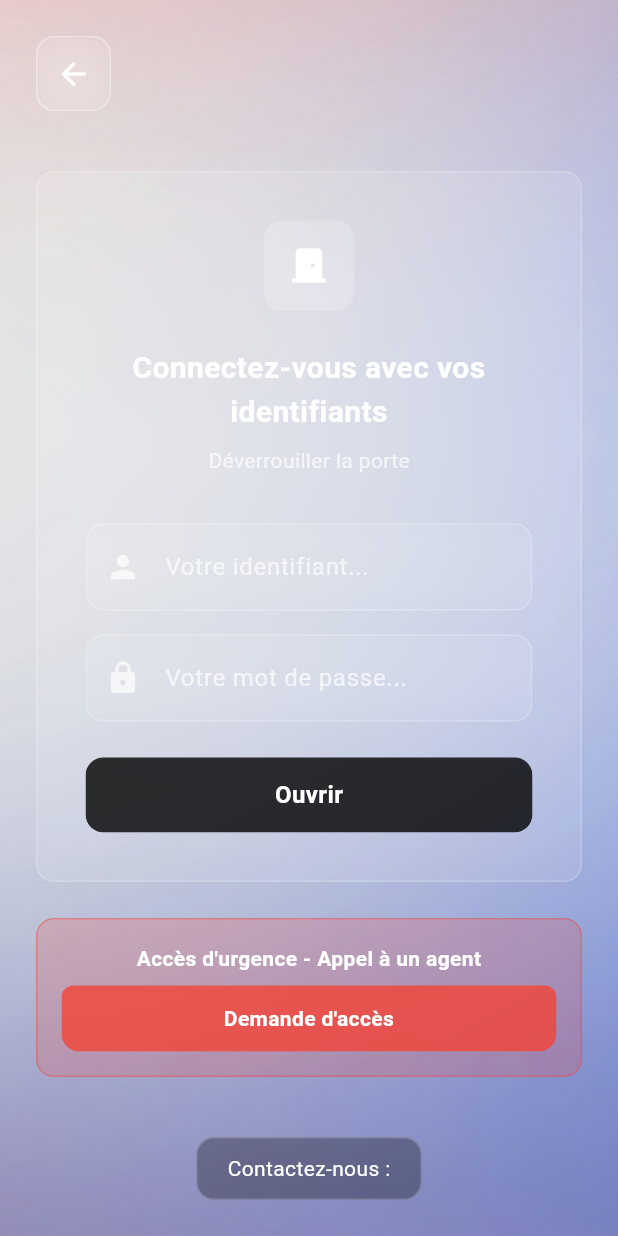
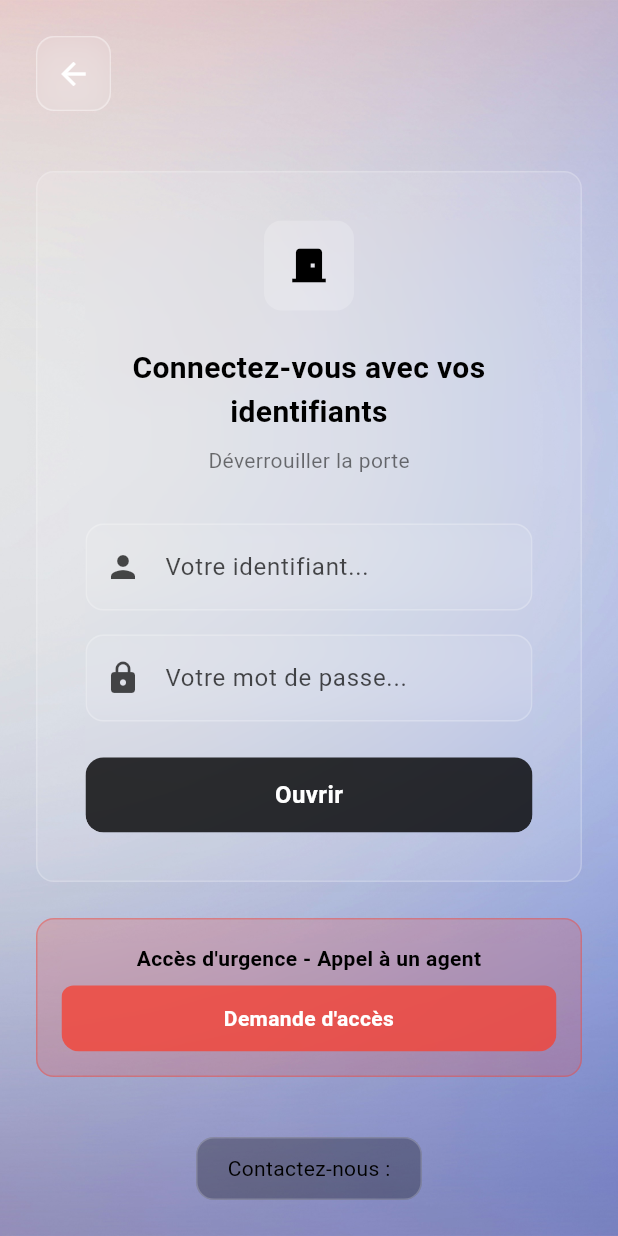
Before and after one commit to Leo-RD/nsc1_mobileapp, a Flutter app: the screen it shows after launch, after a tap on "J'ai oublié mon badge", on a phone screen of 412 x 824 dp. Run offline on Flutter 3.47's test engine with Material 3 defaults, Android fonts, the phone set to English and light mode, and no system bars; Roboto replaces fonts that are missing (Arial).

Commit message:
changed font and button color for improved visibility

```diff
--- a/lib/main.dart
+++ b/lib/main.dart
@@ -50,13 +50,13 @@ class HomePage extends StatelessWidget {
                   style: TextStyle(
                     fontSize: 32,
                     fontWeight: FontWeight.bold,
-                    color: Colors.white,
+                    color: Colors.black,
                     letterSpacing: 2,
                     shadows: [
                       Shadow(
                         offset: Offset(0, 2),
                         blurRadius: 4,
-                        color: Colors.black26,
+                        color: Colors.white54,
                       ),
                     ],
                   ),
@@ -70,7 +70,7 @@ class HomePage extends StatelessWidget {
                   onPressed: () => Navigator.pushNamed(context, '/login'),
                   icon: Icons.key,
                   text: "J'ai oublié mon badge",
-                  color: Colors.blue.withOpacity(0.3),
+                  color: Colors.blue.withOpacity(0.7),
                 ),
 
                 const SizedBox(height: 20),
@@ -80,7 +80,7 @@ class HomePage extends StatelessWidget {
                   onPressed: () => Navigator.pushNamed(context, '/register'),
                   icon: Icons.edit,
                   text: "Je veux m'inscrire",
-                  color: Colors.green.withOpacity(0.3),
+                  color: Colors.green.withOpacity(0.7),
                 ),
 
                 const Spacer(flex: 2),
@@ -103,7 +103,7 @@ class HomePage extends StatelessWidget {
                     'Contactez-nous :',
                     style: TextStyle(
                       fontSize: 16,
-                      color: Colors.white,
+                      color: Colors.black,
                       fontWeight: FontWeight.w500,
                     ),
                   ),
@@ -148,14 +148,14 @@ class HomePage extends StatelessWidget {
                 child: Row(
                   mainAxisAlignment: MainAxisAlignment.center,
                   children: [
-                    Icon(icon, size: 24, color: Colors.white),
+                    Icon(icon, size: 24, color: Colors.black),
                     const SizedBox(width: 12),
                     Text(
                       text,
                       style: const TextStyle(
                         fontSize: 18,
                         fontWeight: FontWeight.w500,
-                        color: Colors.white,
+                        color: Colors.black,
                       ),
                     ),
                   ],
@@ -255,7 +255,7 @@ class _LoginPageState extends State<LoginPage> {
                             child: const Icon(
                               Icons.door_front_door,
                               size: 30,
-                              color: Colors.white,
+                              color: Colors.black,
                             ),
                           ),
 
@@ -267,7 +267,7 @@ class _LoginPageState extends State<LoginPage> {
                             style: TextStyle(
                               fontSize: 20,
                               fontWeight: FontWeight.bold,
-                              color: Colors.white,
+                              color: Colors.black,
                             ),
                             textAlign: TextAlign.center,
                           ),
@@ -278,7 +278,7 @@ class _LoginPageState extends State<LoginPage> {
                             'Déverrouiller la porte',
                             style: TextStyle(
                               fontSize: 14,
-                              color: Colors.white70,
+                              color: Colors.black54,
                             ),
                           ),
 
@@ -405,7 +405,7 @@ class _LoginPageState extends State<LoginPage> {
                                 style: TextStyle(
                                   fontWeight: FontWeight.bold,
                                   fontSize: 14,
-                                  color: Colors.white,
+                                  color: Colors.black,
                                 ),
                                 textAlign: TextAlign.center,
                               ),
@@ -455,7 +455,7 @@ class _LoginPageState extends State<LoginPage> {
                   ),
                   child: const Text(
                     'Contactez-nous :',
-                    style: TextStyle(fontSize: 14, color: Colors.white),
+                    style: TextStyle(fontSize: 14, color: Colors.black),
                   ),
                 ),
               ],
@@ -487,11 +487,11 @@ class _LoginPageState extends State<LoginPage> {
             controller: controller,
             obscureText: obscureText,
             validator: validator,
-            style: const TextStyle(color: Colors.white),
+            style: const TextStyle(color: Colors.black),
             decoration: InputDecoration(
               hintText: hintText,
-              hintStyle: TextStyle(color: Colors.white.withOpacity(0.7)),
-              prefixIcon: Icon(icon, color: Colors.white.withOpacity(0.7)),
+              hintStyle: TextStyle(color: Colors.black.withOpacity(0.7)),
+              prefixIcon: Icon(icon, color: Colors.black.withOpacity(0.7)),
               border: InputBorder.none,
               contentPadding: const EdgeInsets.symmetric(
                 horizontal: 16,
@@ -595,7 +595,7 @@ class _RegisterPageState extends State<RegisterPage> {
                             style: TextStyle(
                               fontSize: 24,
                               fontWeight: FontWeight.bold,
-                              color: Colors.white,
+                              color: Colors.black,
                             ),
                             textAlign: TextAlign.center,
                           ),
@@ -606,7 +606,7 @@ class _RegisterPageState extends State<RegisterPage> {
                             'Remplissez ce formulaire pour obtenir vos identifiants et accès au bâtiment',
                             style: TextStyle(
                               fontSize: 14,
-                              color: Colors.white70,
+                              color: Colors.black54,
                             ),
                             textAlign: TextAlign.center,
                           ),
@@ -749,14 +749,14 @@ class _RegisterPageState extends State<RegisterPage> {
                         children: [
                           Row(
                             children: [
-                              Icon(Icons.info, color: Colors.white),
+                              Icon(Icons.info, color: Colors.black),
                               const SizedBox(width: 8),
                               const Text(
                                 'Informations importantes',
                                 style: TextStyle(
                                   fontWeight: FontWeight.bold,
                                   fontSize: 16,
-                                  color: Colors.white,
+                                  color: Colors.black,
                                 ),
                               ),
                             ],
@@ -764,34 +764,34 @@ class _RegisterPageState extends State<RegisterPage> {
                           const SizedBox(height: 12),
                           const Text(
                             '• Traitement sous 48h ouvrées',
-                            style: TextStyle(color: Colors.white),
+                            style: TextStyle(color: Colors.black),
                           ),
                           const SizedBox(height: 4),
                           const Text(
                             '• Badge personnel et non transmissible',
-                            style: TextStyle(color: Colors.white),
+                            style: TextStyle(color: Colors.black),
                           ),
                           const SizedBox(height: 4),
                           const Text(
                             '• Accès limité aux zones autorisées',
-                            style: TextStyle(color: Colors.white),
+                            style: TextStyle(color: Colors.black),
                           ),
                           const SizedBox(height: 4),
                           const Text(
                             '• Respect du règlement intérieur obligatoire',
-                            style: TextStyle(color: Colors.white),
+                            style: TextStyle(color: Colors.black),
                           ),
                           const SizedBox(height: 4),
                           const Text(
                             '• Restitution du badge en fin de mission',
-                            style: TextStyle(color: Colors.white),
+                            style: TextStyle(color: Colors.black),
                           ),
                           const SizedBox(height: 12),
                           const Text(
                             'Support technique : support@nsc1.com | Urgences : 01 23 45 67 89',
                             style: TextStyle(
                               fontSize: 12,
-                              color: Colors.white70,
+                              color: Colors.black54,
                             ),
                           ),
                         ],
@@ -830,11 +830,11 @@ class _RegisterPageState extends State<RegisterPage> {
             controller: controller,
             keyboardType: keyboardType,
             validator: validator,
-            style: const TextStyle(color: Colors.white),
+            style: const TextStyle(color: Colors.black),
             decoration: InputDecoration(
               hintText: hintText,
-              hintStyle: TextStyle(color: Colors.white.withOpacity(0.7)),
-              prefixIcon: Icon(icon, color: Colors.white.withOpacity(0.7)),
+              hintStyle: TextStyle(color: Colors.black.withOpacity(0.7)),
+              prefixIcon: Icon(icon, color: Colors.black.withOpacity(0.7)),
               border: InputBorder.none,
               contentPadding: const EdgeInsets.symmetric(
                 horizontal: 16,
```
